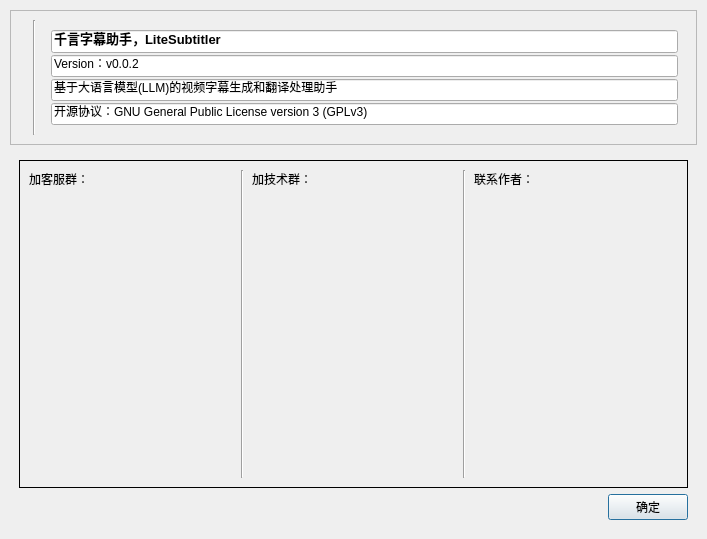
Old version of the form src/ui/gui/about.ui in the repository Tobin-wu/LiteSubtitler.
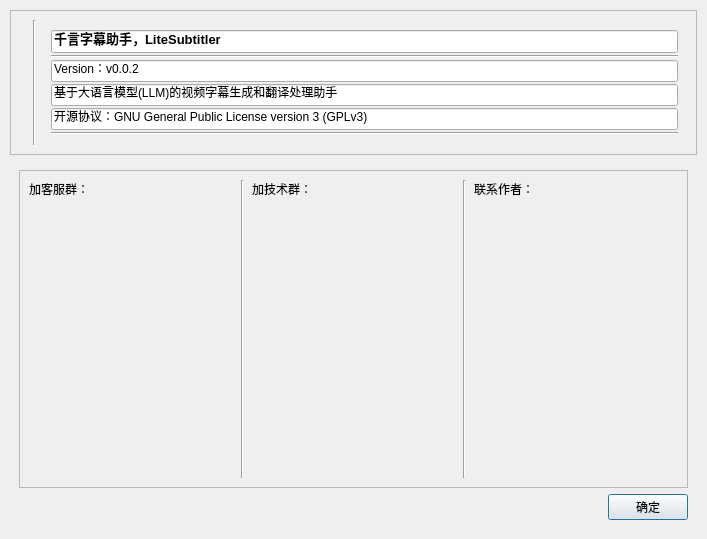
New version of the form. Icons and pictures are not drawn.

The edit to the form file:
```diff
--- a/src/ui/gui/about.ui
+++ b/src/ui/gui/about.ui
@@ -58,7 +58,7 @@
         <property name="frameShape">
          <enum>QFrame::StyledPanel</enum>
         </property>
-        <layout class="QHBoxLayout" name="horizontalLayout" stretch="0,0,1">
+        <layout class="QHBoxLayout" name="horizontalLayout" stretch="0,0,0">
          <item>
           <widget class="QLabel" name="lblLogo">
            <property name="frameShape">
@@ -113,6 +113,13 @@
               </property>
              </widget>
             </item>
+            <item>
+             <widget class="Line" name="line_4">
+              <property name="orientation">
+               <enum>Qt::Horizontal</enum>
+              </property>
+             </widget>
+            </item>
             <item>
              <widget class="QLineEdit" name="edtVersion">
               <property name="text">
@@ -143,6 +150,13 @@
               </property>
              </widget>
             </item>
+            <item>
+             <widget class="Line" name="line_5">
+              <property name="orientation">
+               <enum>Qt::Horizontal</enum>
+              </property>
+             </widget>
+            </item>
            </layout>
           </widget>
          </item>
@@ -155,7 +169,7 @@
          <item>
           <widget class="QFrame" name="freQrcode">
            <property name="frameShape">
-            <enum>QFrame::Box</enum>
+            <enum>QFrame::StyledPanel</enum>
            </property>
            <layout class="QHBoxLayout" name="horizontalLayout_2">
             <property name="spacing">
```
